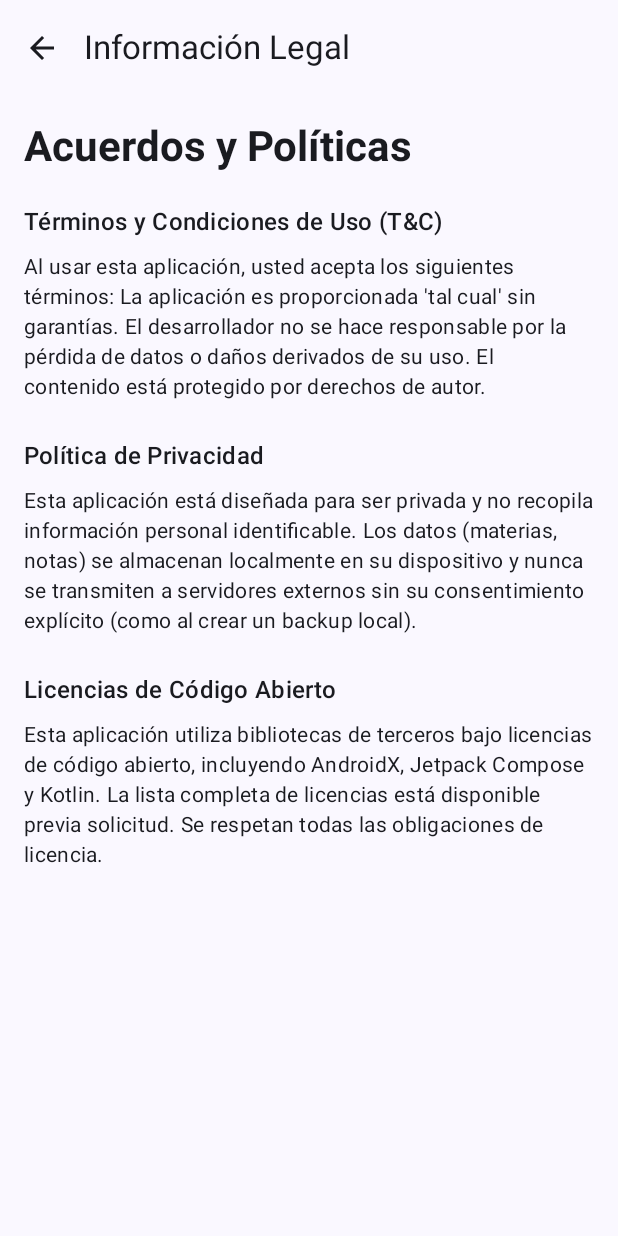
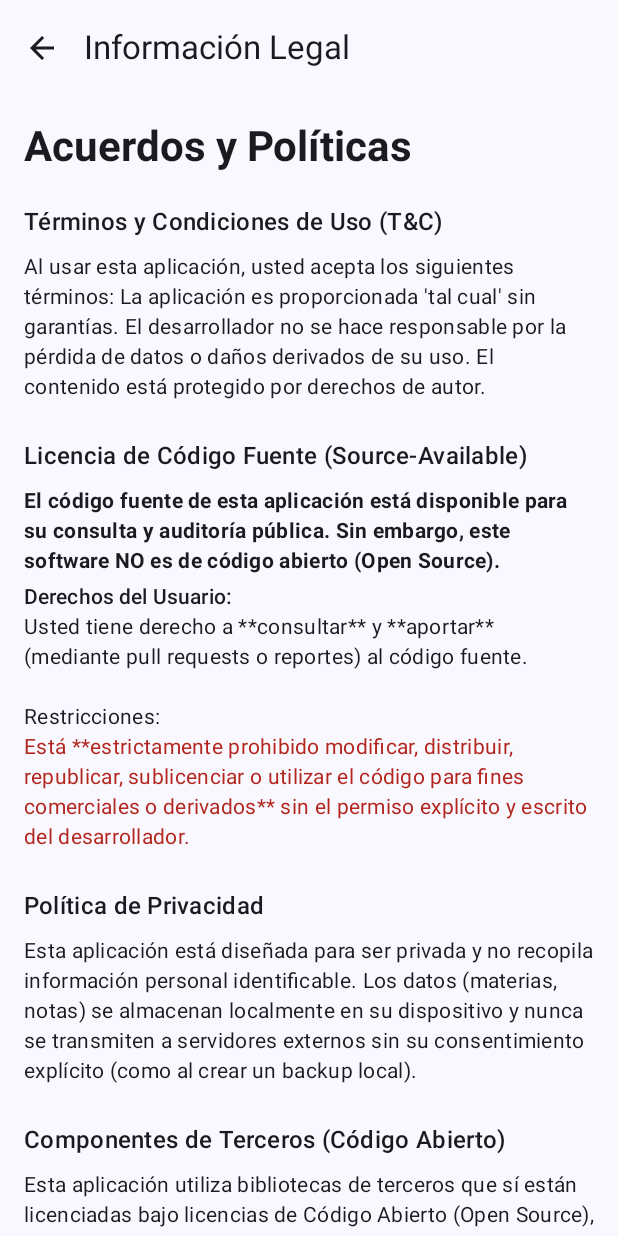
Before and after one commit to josprox/Aprende-OSI, an Android app built with Jetpack Compose: the LegalInfoScreen screen opened through its navigation route, on a phone screen of 412 x 824 dp. Run offline under Robolectric (Android 15) with nearby library versions, the phone set to English and light mode, and no system bars; our stand-ins replace Dagger/Hilt's generated code, Room's generated code.

Commit message:
Términos legales

```diff
--- a/app/src/main/java/com/josprox/redesosi/ui/screens/settings/LegalInfoScreen.kt
+++ b/app/src/main/java/com/josprox/redesosi/ui/screens/settings/LegalInfoScreen.kt
@@ -5,6 +5,7 @@ import androidx.compose.foundation.layout.Spacer
 import androidx.compose.foundation.layout.height
 import androidx.compose.foundation.layout.padding
 import androidx.compose.foundation.rememberScrollState
+import androidx.compose.foundation.text.ClickableText
 import androidx.compose.foundation.verticalScroll
 import androidx.compose.material.icons.Icons
 import androidx.compose.material.icons.automirrored.filled.ArrowBack
@@ -17,13 +18,19 @@ import androidx.compose.material3.Text
 import androidx.compose.material3.TopAppBar
 import androidx.compose.runtime.Composable
 import androidx.compose.ui.Modifier
+import androidx.compose.ui.platform.LocalUriHandler
+import androidx.compose.ui.text.SpanStyle
+import androidx.compose.ui.text.buildAnnotatedString
 import androidx.compose.ui.text.font.FontWeight
+import androidx.compose.ui.text.withStyle
 import androidx.compose.ui.unit.dp
 import androidx.navigation.NavHostController
 
 @OptIn(ExperimentalMaterial3Api::class)
 @Composable
 fun LegalInfoScreen(navController: NavHostController) {
+    val uriHandler = LocalUriHandler.current // Herramienta para abrir enlaces externos
+
     Scaffold(
         topBar = {
             TopAppBar(
@@ -59,7 +66,32 @@ fun LegalInfoScreen(navController: NavHostController) {
                 )
             }
 
-            // --- Sección 2: Política de Privacidad ---
+            // --- Sección 2: Licencia y Código Fuente ---
+            LegalSection(title = "Licencia de Código Fuente (Source-Available)") {
+                Text(
+                    text = "El código fuente de esta aplicación está disponible para su consulta y auditoría pública. Sin embargo, este software NO es de código abierto (Open Source).",
+                    style = MaterialTheme.typography.bodyMedium,
+                    fontWeight = FontWeight.Bold
+                )
+                Spacer(modifier = Modifier.height(4.dp))
+                Text(
+                    text = "Derechos del Usuario:",
+                    style = MaterialTheme.typography.titleSmall,
+                    fontWeight = FontWeight.SemiBold
+                )
+                Text(
+                    text = "Usted tiene derecho a **consultar** y **aportar** (mediante pull requests o reportes) al código fuente.\n\n" +
+                            "Restricciones:",
+                    style = MaterialTheme.typography.bodyMedium
+                )
+                Text(
+                    text = "Está **estrictamente prohibido modificar, distribuir, republicar, sublicenciar o utilizar el código para fines comerciales o derivados** sin el permiso explícito y escrito del desarrollador.",
+                    style = MaterialTheme.typography.bodyMedium,
+                    color = MaterialTheme.colorScheme.error
+                )
+            }
+
+            // --- Sección 3: Política de Privacidad ---
             LegalSection(title = "Política de Privacidad") {
                 Text(
                     text = "Esta aplicación está diseñada para ser privada y no recopila información personal identificable. Los datos (materias, notas) se almacenan localmente en su dispositivo y nunca se transmiten a servidores externos sin su consentimiento explícito (como al crear un backup local).",
@@ -67,13 +99,65 @@ fun LegalInfoScreen(navController: NavHostController) {
                 )
             }
 
-            // --- Sección 3: Licencias de Código Abierto ---
-            LegalSection(title = "Licencias de Código Abierto") {
+            // --- Sección 4: Componentes de Terceros ---
+            LegalSection(title = "Componentes de Terceros (Código Abierto)") {
                 Text(
-                    text = "Esta aplicación utiliza bibliotecas de terceros bajo licencias de código abierto, incluyendo AndroidX, Jetpack Compose y Kotlin. La lista completa de licencias está disponible previa solicitud. Se respetan todas las obligaciones de licencia.",
+                    text = "Esta aplicación utiliza bibliotecas de terceros que sí están licenciadas bajo licencias de Código Abierto (Open Source), incluyendo AndroidX, Jetpack Compose y Kotlin. Se respetan todas las obligaciones de licencia de estos componentes.",
                     style = MaterialTheme.typography.bodyMedium
                 )
             }
+
+            // --- Sección 5: Soporte y Contacto (NUEVA) ---
+            LegalSection(title = "Soporte y Autoría") {
+                Text(
+                    text = "Aplicación creada por:",
+                    style = MaterialTheme.typography.bodyMedium
+                )
+                Text(
+                    text = "Melchor Estrada José Luis - JOSPROX MX",
+                    style = MaterialTheme.typography.titleMedium,
+                    fontWeight = FontWeight.Bold,
+                    color = MaterialTheme.colorScheme.primary
+                )
+                Spacer(modifier = Modifier.height(8.dp))
+
+                Text(
+                    text = "Para soporte, reportes de errores, dudas o cualquier otra consulta, por favor utilice el siguiente enlace:",
+                    style = MaterialTheme.typography.bodyMedium
+                )
+                Spacer(modifier = Modifier.height(4.dp))
+
+                // Enlace Clickable
+                val annotatedLinkString = buildAnnotatedString {
+                    append("Enlace de Soporte: ")
+                    pushStringAnnotation(tag = "URL", annotation = "https://josprox.com/soporte/")
+                    withStyle(style = SpanStyle(color = MaterialTheme.colorScheme.primary, fontWeight = FontWeight.SemiBold)) {
+                        append("josprox.com/soporte/")
+                    }
+                    pop()
+                }
+
+                ClickableText(
+                    text = annotatedLinkString,
+                    onClick = { offset ->
+                        annotatedLinkString.getStringAnnotations(tag = "URL", start = offset, end = offset)
+                            .firstOrNull()?.let { annotation ->
+                                uriHandler.openUri(annotation.item)
+                            }
+                    },
+                    style = MaterialTheme.typography.bodyMedium.copy(color = MaterialTheme.colorScheme.onSurface)
+                )
+            }
+
+            Spacer(modifier = Modifier.height(16.dp))
+
+            // Pie de página (ejemplo)
+            Text(
+                "JOSPROX MX",
+                style = MaterialTheme.typography.labelSmall,
+                color = MaterialTheme.colorScheme.onSurfaceVariant,
+                modifier = Modifier.padding(bottom = 8.dp)
+            )
         }
     }
 }
```
